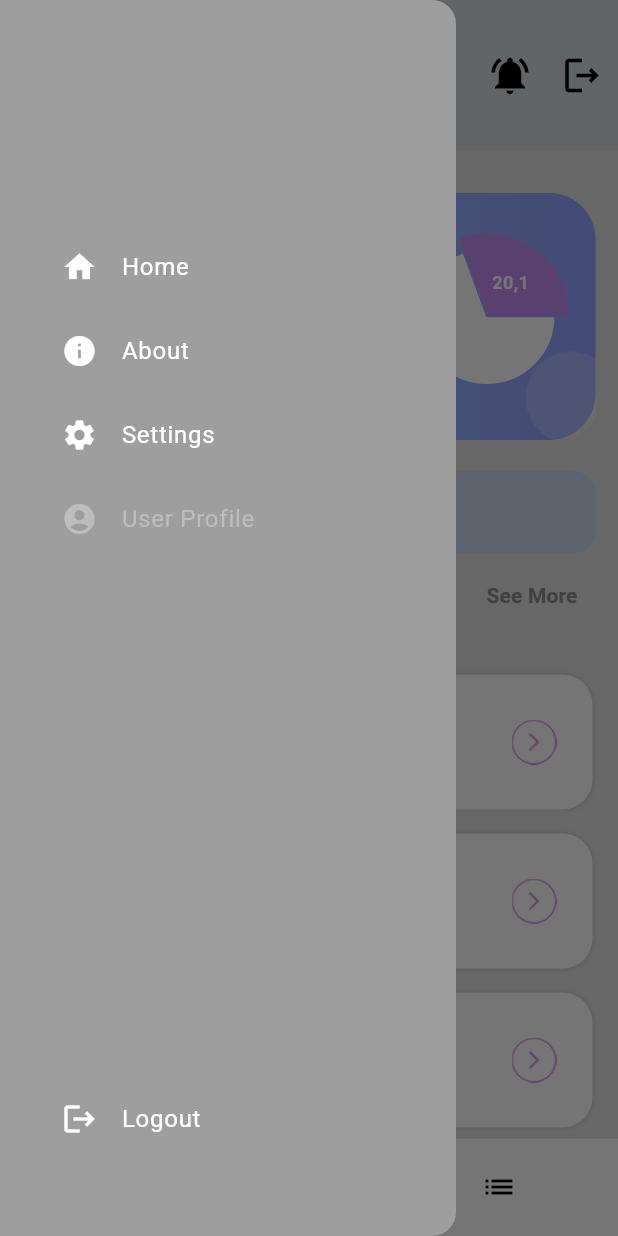
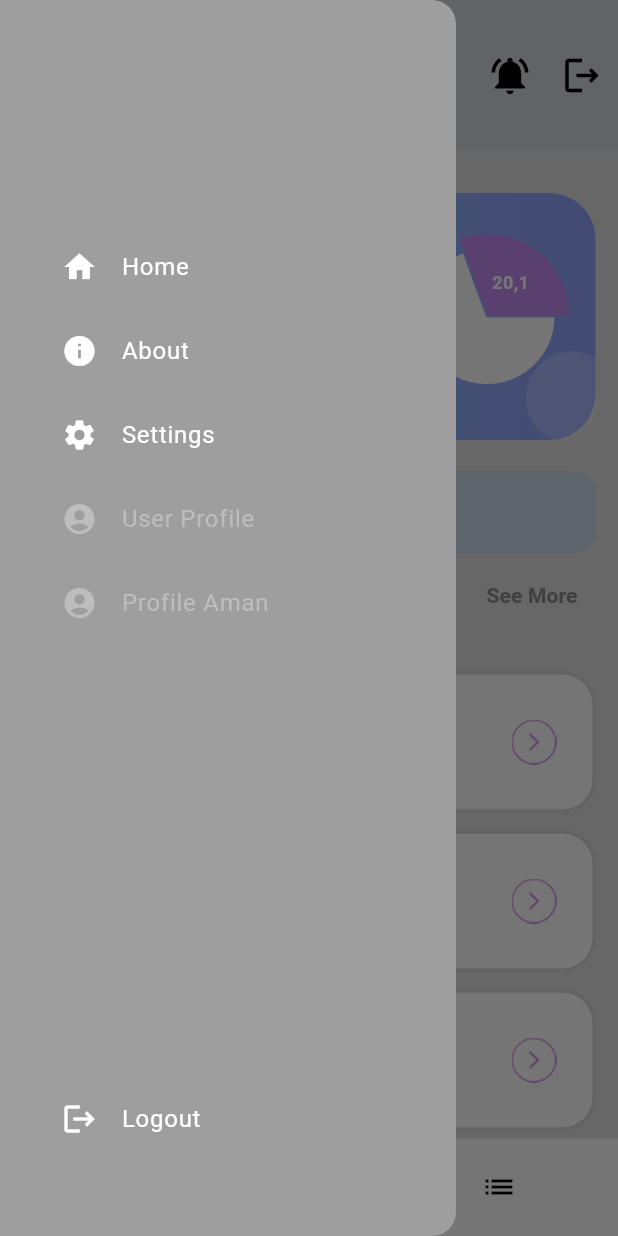
Before and after one commit to amankidwai88/Fitness_App_Bad, a Flutter app: the screen it shows once a user with an empty profile is signed in, scrolled down 38 dp, after a tap on the "menu" icon, on a phone screen of 412 x 824 dp. Run offline on Flutter 3.47's test engine with Material 3 defaults, Android fonts, the phone set to English and light mode, and no system bars; drawn by our look-alikes of fl_chart; our stand-ins replace bloc, cloud_firestore, equatable, firebase_auth, firebase_core, flutter_bloc and 1 more; accounts and stored records are empty.

Commit message:
Firestore_User

```diff
--- /dev/null
+++ b/Flutter_FinalProject-master/lib/bloc/bloc/firebase_user_event.dart
@@ -0,0 +1,24 @@
+
+import 'package:crud/models/firebaseUser.dart';
+
+abstract class TodoEvent {}
+
+class LoadTodos extends TodoEvent {}
+
+class AddTodo extends TodoEvent {
+  final FirebaseUser todo;
+
+  AddTodo(this.todo);
+}
+
+// class UpdateTodo extends TodoEvent {
+//   final FirebaseUser todo;
+
+//   UpdateTodo(this.todo);
+// }
+
+// class DeleteTodo extends TodoEvent {
+//   final String todoId;
+
+//   DeleteTodo(this.todoId);
+// }
--- /dev/null
+++ b/Flutter_FinalProject-master/lib/bloc/bloc/firebase_user_state.dart
@@ -0,0 +1,26 @@
+
+import 'package:crud/models/firebaseUser.dart';
+
+abstract class TodoState {}
+
+class TodoInitial extends TodoState {}
+
+class TodoLoading extends TodoState {}
+
+class TodoLoaded extends TodoState {
+  final List<FirebaseUser> todos;
+
+  TodoLoaded(this.todos);
+}
+
+class TodoOperationSuccess extends TodoState {
+  final String message;
+
+  TodoOperationSuccess(this.message);
+}
+
+class TodoError extends TodoState {
+  final String errorMessage;
+
+  TodoError(this.errorMessage);
+}
--- /dev/null
+++ b/Flutter_FinalProject-master/lib/models/firebaseUser.dart
@@ -0,0 +1,36 @@
+class FirebaseUser {
+  String id;
+  String Name;
+  String Weight;
+  String Height;
+
+  FirebaseUser({
+    required this.id,
+    required this.Name,
+    required this.Weight,
+    required this.Height,
+  });
+
+  FirebaseUser copyWith({
+    String? id,
+    String? Name,
+    String? Weight,
+    String? Height,
+  }) {
+    return FirebaseUser(
+      id: id ?? this.id,
+      Name: Name ?? this.Name,
+      Weight: Weight ?? this.Weight,
+      Height: Height ?? this.Height,
+    );
+  }
+
+  Map<String, Object> toMap() {
+    return {
+      'id': id,
+      'Name': Name,
+      'completed': Weight,
+      'price': Height,
+    };
+  }
+}
--- a/Flutter_FinalProject-master/lib/repo/auth_repo.dart
+++ b/Flutter_FinalProject-master/lib/repo/auth_repo.dart
@@ -12,7 +12,7 @@ class FirebaseUserRepository implements UserRepository {
 	})  : _firebaseAuth = firebaseAuth ?? FirebaseAuth.instance;
 
 	final FirebaseAuth _firebaseAuth;
-	final usersCollection = FirebaseFirestore.instance.collection('users');
+	final usersCollection = FirebaseFirestore.instance.collection('fitnessusers');
 
 
 	@override
--- a/Flutter_FinalProject-master/lib/screens/Dashboard/dashboard.dart
+++ b/Flutter_FinalProject-master/lib/screens/Dashboard/dashboard.dart
@@ -4,6 +4,7 @@ import 'package:crud/common/color_extension.dart';
 import 'package:crud/screens/Profile/CreateProfile.dart';
 import 'package:crud/screens/exercise/exercise.dart';
 import 'package:crud/screens/profile_page.dart';
+import 'package:firebase_auth/firebase_auth.dart';
 import 'package:fl_chart/fl_chart.dart';
 import 'package:flutter/material.dart';
 import 'package:flutter_bloc/flutter_bloc.dart';
@@ -16,6 +17,8 @@ class HomeScreen extends StatefulWidget {
 }
 
 class _HomeScreenState extends State<HomeScreen> {
+    final currentUser = FirebaseAuth.instance.currentUser;
+
   List lastWorkoutArr = [
     {
       "name": "Full Body Workout",
@@ -156,11 +159,26 @@ class _HomeScreenState extends State<HomeScreen> {
                   onTap: () {
                     Navigator.pop(context); // Close the drawer
                     // Navigate to the Home screen
-                    Navigator.pushReplacement(
+                    Navigator.push(
                       //check alignment sign up > profile else login > home page
                       context,
                       MaterialPageRoute(
                           builder: (context) => const CompleteProfileView()),
+                    );
+                  },
+                ),
+
+                                ListTile(
+                  leading: Icon(Icons.account_circle, color: Colors.grey[400]),
+                  title: Text("Profile Aman",
+                      style: TextStyle(color: Colors.grey[400])),
+                  onTap: () {
+                    Navigator.pop(context); // Close the drawer
+                    // Navigate to the Home screen
+                    Navigator.push(
+                      context,
+                      MaterialPageRoute(
+                          builder: (context) => const ProfilePage()),
                     );
                   },
                 ),
--- a/Flutter_FinalProject-master/lib/screens/profile_page.dart
+++ b/Flutter_FinalProject-master/lib/screens/profile_page.dart
@@ -37,7 +37,7 @@ class _ProfilePageState extends State<ProfilePage> {
           const SizedBox(height: 10),
           //user email
           Text(
-            currentUser?.email ?? '',
+            currentUser?.email ?? 'nothing',
             textAlign: TextAlign.center,
             style: TextStyle(color: Colors.grey[700]),
           ),
@@ -47,7 +47,7 @@ class _ProfilePageState extends State<ProfilePage> {
           Padding(
             padding: const EdgeInsets.only(left: 25.0),
             child: Text(
-              'My Details',
+              'Details',
               style: TextStyle(color: Colors.grey[600]),
             ),
           ),
--- a/Flutter_FinalProject-master/lib/screens/start/app.dart
+++ b/Flutter_FinalProject-master/lib/screens/start/app.dart
@@ -1,4 +1,6 @@
 import 'package:crud/bloc/auth/authentication_bloc.dart';
+import 'package:crud/bloc/bloc/firebase_user_bloc.dart';
+import 'package:crud/repo/firebaseUser.dart';
 import 'package:crud/repo/user_repo.dart';
 import 'package:crud/screens/start/appview.dart';
 import 'package:flutter/material.dart';
@@ -13,6 +15,11 @@ class MainApp extends StatelessWidget {
     return MultiRepositoryProvider(providers: [
       RepositoryProvider<AuthenticationBloc>(
           create: (_) => AuthenticationBloc(myUserRepository: userRepository)),
+
+                    BlocProvider<TodoBloc>(
+            create: (context) => TodoBloc(FirestoreService()),
+          ),
+
     ], child: const MyAppView());
   }
 }
--- a/Flutter_FinalProject-master/lib/screens/start/appview.dart
+++ b/Flutter_FinalProject-master/lib/screens/start/appview.dart
@@ -42,6 +42,8 @@ class MyAppView extends StatelessWidget {
                       myUserId:
                           context.read<AuthenticationBloc>().state.user!.uid)),
               ),
+
+
             ],
             child: const HomeScreen(),
           );
```
Also changed, not shown: Flutter_FinalProject-master/lib/bloc/bloc/firebase_user_bloc.dart (added, +52 -0 lines), Flutter_FinalProject-master/lib/repo/firebaseUser.dart (added, +43 -0 lines), Flutter_FinalProject-master/lib/screens/Profile/CreateProfile.dart (+47 -16 lines), Flutter_FinalProject-master/lib/screens/login_signup/signup.dart (+35 -25 lines), Flutter_FinalProject-master/lib/common_widget/RoundButton_Profile.dart (line endings or trailing spaces).
